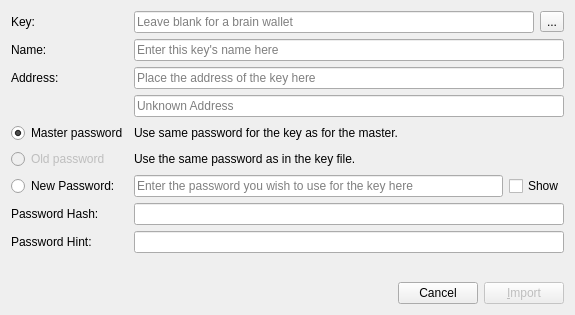
First picture: the form in alethzero/plugins/keys/ImportKey.ui, repository ethereum-mining/ethminer, before the edit.
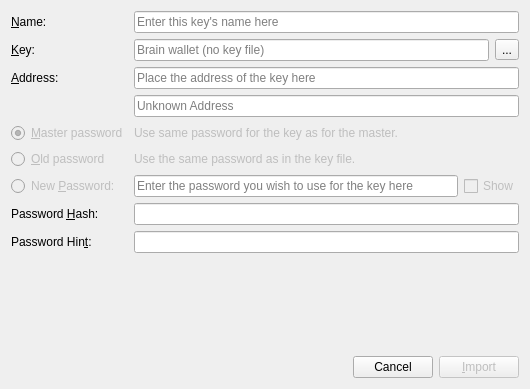
Second picture: the form after the edit.

Commit message: Fixes for new import dialog.

What changed in the file:
```diff
--- a/alethzero/plugins/keys/ImportKey.ui
+++ b/alethzero/plugins/keys/ImportKey.ui
@@ -6,8 +6,8 @@
    <rect>
     <x>0</x>
     <y>0</y>
-    <width>575</width>
-    <height>315</height>
+    <width>530</width>
+    <height>389</height>
    </rect>
   </property>
   <property name="windowTitle">
@@ -16,20 +16,6 @@
   <layout class="QVBoxLayout" name="verticalLayout">
    <item>
     <layout class="QGridLayout" name="gridLayout">
-     <item row="1" column="2" colspan="2">
-      <widget class="QLineEdit" name="key">
-       <property name="placeholderText">
-        <string>Leave blank for a brain wallet</string>
-       </property>
-      </widget>
-     </item>
-     <item row="1" column="4">
-      <widget class="QToolButton" name="openKey">
-       <property name="text">
-        <string>...</string>
-       </property>
-      </widget>
-     </item>
      <item row="10" column="2" colspan="3">
       <widget class="QLineEdit" name="passwordHash">
        <property name="readOnly">
@@ -39,6 +25,9 @@
      </item>
      <item row="8" column="3" colspan="2">
       <widget class="QCheckBox" name="showPassword">
+       <property name="enabled">
+        <bool>false</bool>
+       </property>
        <property name="text">
         <string>Show</string>
        </property>
@@ -47,17 +36,27 @@
      <item row="4" column="0" colspan="2">
       <widget class="QLabel" name="label_2">
        <property name="text">
-        <string>Address:</string>
+        <string>&amp;Address:</string>
        </property>
        <property name="buddy">
         <cstring>address</cstring>
        </property>
       </widget>
      </item>
+     <item row="3" column="4">
+      <widget class="QToolButton" name="openKey">
+       <property name="text">
+        <string>...</string>
+       </property>
+      </widget>
+     </item>
      <item row="8" column="0" colspan="2">
       <widget class="QRadioButton" name="newPassword">
+       <property name="enabled">
+        <bool>false</bool>
+       </property>
        <property name="text">
-        <string>New Password:</string>
+        <string>New &amp;Password:</string>
        </property>
        <attribute name="buttonGroup">
         <string notr="true">buttonGroup</string>
@@ -74,7 +73,7 @@
      <item row="2" column="0" colspan="2">
       <widget class="QLabel" name="label_4">
        <property name="text">
-        <string>Name:</string>
+        <string>&amp;Name:</string>
        </property>
        <property name="buddy">
         <cstring>name</cstring>
@@ -83,8 +82,11 @@
      </item>
      <item row="6" column="0" colspan="2">
       <widget class="QRadioButton" name="noPassword">
+       <property name="enabled">
+        <bool>false</bool>
+       </property>
        <property name="text">
-        <string>Master password</string>
+        <string>&amp;Master password</string>
        </property>
        <property name="checked">
         <bool>true</bool>
@@ -103,7 +105,7 @@
         <bool>false</bool>
        </property>
        <property name="text">
-        <string>Old password</string>
+        <string>&amp;Old password</string>
        </property>
        <attribute name="buttonGroup">
         <string notr="true">buttonGroup</string>
@@ -137,7 +139,7 @@
      <item row="10" column="0" colspan="2">
       <widget class="QLabel" name="label_3">
        <property name="text">
-        <string>Password Hash:</string>
+        <string>Password &amp;Hash:</string>
        </property>
        <property name="buddy">
         <cstring>passwordHash</cstring>
@@ -147,7 +149,7 @@
      <item row="11" column="0" colspan="2">
       <widget class="QLabel" name="label_5">
        <property name="text">
-        <string>Password Hint:</string>
+        <string>Password Hin&amp;t:</string>
        </property>
        <property name="buddy">
         <cstring>hint</cstring>
@@ -155,7 +157,10 @@
       </widget>
      </item>
      <item row="6" column="2" colspan="3">
-      <widget class="QLabel" name="label_6">
+      <widget class="QLabel" name="masterLabel">
+       <property name="enabled">
+        <bool>false</bool>
+       </property>
        <property name="text">
         <string>Use same password for the key as for the master.</string>
        </property>
@@ -164,10 +169,20 @@
        </property>
       </widget>
      </item>
-     <item row="1" column="0" colspan="2">
+     <item row="3" column="2" colspan="2">
+      <widget class="QLineEdit" name="key">
+       <property name="placeholderText">
+        <string>Brain wallet (no key file)</string>
+       </property>
+       <property name="clearButtonEnabled">
+        <bool>true</bool>
+       </property>
+      </widget>
+     </item>
+     <item row="3" column="0" colspan="2">
       <widget class="QLabel" name="label">
        <property name="text">
-        <string>Key:</string>
+        <string>&amp;Key:</string>
        </property>
        <property name="buddy">
         <cstring>key</cstring>
@@ -175,7 +190,10 @@
       </widget>
      </item>
      <item row="7" column="2" colspan="3">
-      <widget class="QLabel" name="label_7">
+      <widget class="QLabel" name="oldLabel">
+       <property name="enabled">
+        <bool>false</bool>
+       </property>
        <property name="text">
         <string>Use the same password as in the key file.</string>
        </property>
@@ -198,6 +216,13 @@
    </item>
    <item>
     <layout class="QHBoxLayout" name="horizontalLayout">
+     <item>
+      <widget class="QLabel" name="action">
+       <property name="text">
+        <string/>
+       </property>
+      </widget>
+     </item>
      <item>
       <spacer name="horizontalSpacer">
        <property name="orientation">
```
Left out of the diff: 53 changed lines with no effect on the pictures. The commit also changes 1 other file.
